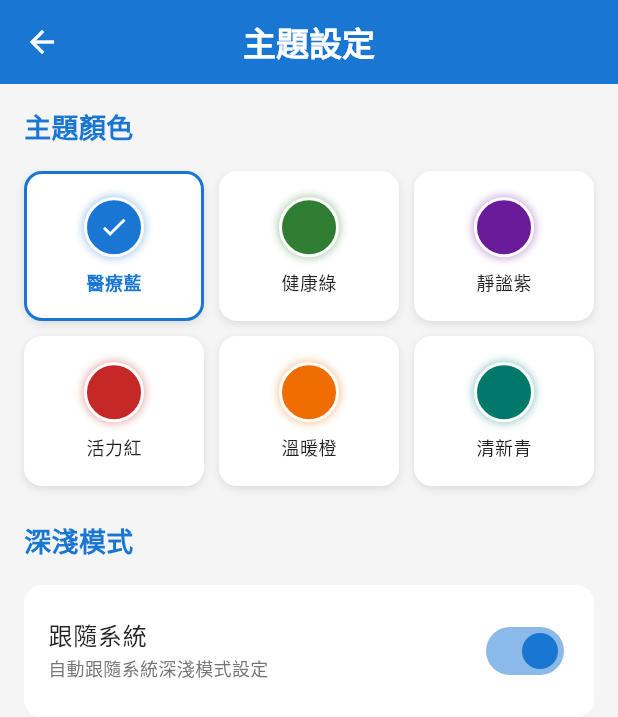
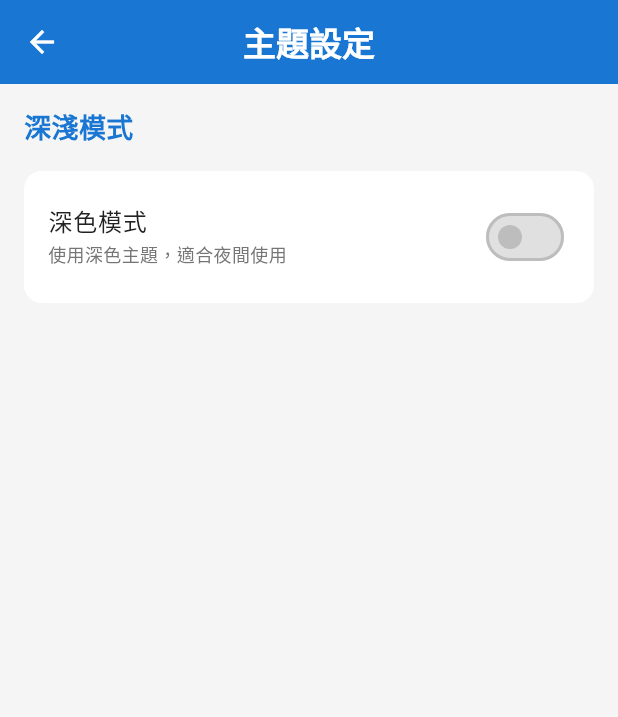
Before and after one commit to firstfu/blood_pressure_app, a Flutter app: the ProfilePage screen opened directly, after a tap on "主題設定", on a phone screen of 412 x 824 dp. Shown: the top 717 px of the screen. Run offline on Flutter 3.47's test engine with Material 3 defaults, Android fonts, the phone set to English and light mode, and no system bars; our stand-ins replace csv, fl_chart, image_picker, in_app_review, package_info_plus, pdf and 2 more; missing offline and left inert: app_settings, excel; accounts and stored records are empty.

Commit message:
調整主題提供者以移除不必要的主題顏色設定，簡化主題模式的管理邏輯，並更新各頁面 AppBar 的顏色設定，以提升應用的一致性與可維護性。

```diff
--- a/lib/views/my/about_app/about_app_page.dart
+++ b/lib/views/my/about_app/about_app_page.dart
@@ -56,7 +56,7 @@ class _AboutAppPageState extends State<AboutAppPage> {
         title: Text(context.tr('關於應用')),
         centerTitle: true,
         backgroundColor: theme.brightness == Brightness.dark ? const Color(0xFF121212) : theme.appBarTheme.backgroundColor,
-        foregroundColor: theme.appBarTheme.foregroundColor,
+        foregroundColor: Colors.white,
         elevation: 0,
       ),
       body: Container(
--- a/lib/views/my/help_feedback/help_feedback_page.dart
+++ b/lib/views/my/help_feedback/help_feedback_page.dart
@@ -61,8 +61,8 @@ class _HelpFeedbackPageState extends State<HelpFeedbackPage> {
       appBar: AppBar(
         title: Text(context.tr('幫助與反饋')),
         centerTitle: true,
-        backgroundColor: theme.brightness == Brightness.dark ? const Color(0xFF121212) : theme.appBarTheme.backgroundColor,
-        foregroundColor: theme.appBarTheme.foregroundColor,
+        backgroundColor: theme.brightness == Brightness.dark ? const Color(0xFF121212) : theme.primaryColor,
+        foregroundColor: Colors.white,
         elevation: 0,
       ),
       body: Container(
--- a/lib/views/my/privacy_policy/privacy_policy_page.dart
+++ b/lib/views/my/privacy_policy/privacy_policy_page.dart
@@ -16,10 +16,10 @@ class PrivacyPolicyPage extends StatelessWidget {
     final theme = Theme.of(context);
     return Scaffold(
       appBar: AppBar(
-        title: Text(context.tr('Privacy Policy')),
+        title: Text(context.tr('隱私政策')),
         centerTitle: true,
         backgroundColor: theme.brightness == Brightness.dark ? const Color(0xFF121212) : theme.appBarTheme.backgroundColor,
-        foregroundColor: theme.appBarTheme.foregroundColor,
+        foregroundColor: Colors.white,
         elevation: 0,
       ),
       body: Container(
--- a/lib/views/my/privacy_settings/privacy_settings_page.dart
+++ b/lib/views/my/privacy_settings/privacy_settings_page.dart
@@ -59,7 +59,7 @@ class _PrivacySettingsPageState extends State<PrivacySettingsPage> {
         title: Text(context.tr('隱私偏好')),
         centerTitle: true,
         backgroundColor: theme.brightness == Brightness.dark ? const Color(0xFF121212) : theme.appBarTheme.backgroundColor,
-        foregroundColor: theme.appBarTheme.foregroundColor,
+        foregroundColor: Colors.white,
         elevation: 0,
       ),
       body: Container(
--- a/lib/views/my/profile/profile_page.dart
+++ b/lib/views/my/profile/profile_page.dart
@@ -92,7 +92,7 @@ class _ProfilePageState extends State<ProfilePage> {
         title: Text(context.tr('我的')),
         centerTitle: true,
         backgroundColor: theme.brightness == Brightness.dark ? const Color(0xFF121212) : theme.appBarTheme.backgroundColor,
-        foregroundColor: theme.appBarTheme.foregroundColor,
+        foregroundColor: Colors.white,
       ),
       body:
           _isLoading
--- a/lib/views/my/terms_of_use/terms_of_use_page.dart
+++ b/lib/views/my/terms_of_use/terms_of_use_page.dart
@@ -16,10 +16,10 @@ class TermsOfUsePage extends StatelessWidget {
     final theme = Theme.of(context);
     return Scaffold(
       appBar: AppBar(
-        title: Text(context.tr('Terms of Use')),
+        title: Text(context.tr('使用條款')),
         centerTitle: true,
         backgroundColor: theme.brightness == Brightness.dark ? const Color(0xFF121212) : theme.appBarTheme.backgroundColor,
-        foregroundColor: theme.appBarTheme.foregroundColor,
+        foregroundColor: Colors.white,
         elevation: 0,
       ),
       body: Container(
--- a/lib/views/my/theme_settings/theme_settings_page.dart
+++ b/lib/views/my/theme_settings/theme_settings_page.dart
@@ -34,18 +34,17 @@ class _ThemeSettingsPageState extends State<ThemeSettingsPage> {
     // 獲取主題提供者
     final themeProvider = Provider.of<ThemeProvider>(context);
     final theme = Theme.of(context);
+    final isDarkMode = theme.brightness == Brightness.dark;
 
     // 獲取當前主題設定
-    final String selectedThemeColor = themeProvider.themeColor;
     final bool useDarkMode = themeProvider.useDarkMode;
-    final bool useSystemTheme = themeProvider.useSystemTheme;
 
     return Scaffold(
       appBar: AppBar(
         title: Text(context.tr('主題設定')),
         centerTitle: true,
-        backgroundColor: theme.brightness == Brightness.dark ? const Color(0xFF121212) : theme.primaryColor,
-        foregroundColor: theme.colorScheme.onPrimary,
+        backgroundColor: isDarkMode ? const Color(0xFF121212) : theme.primaryColor,
+        foregroundColor: Colors.white,
         elevation: 0,
       ),
       body: Container(
@@ -55,17 +54,15 @@ class _ThemeSettingsPageState extends State<ThemeSettingsPage> {
           child: Column(
             crossAxisAlignment: CrossAxisAlignment.start,
             children: [
-              // 主題顏色選擇
-              _buildSectionTitle(context.tr('主題顏色')),
-              _buildThemeColorGrid(context, selectedThemeColor, themeProvider),
-
-              const SizedBox(height: 24),
-
               // 深淺模式設定
-              _buildSectionTitle(context.tr('深淺模式')),
-              _buildSwitchItem(context.tr('跟隨系統'), context.tr('自動跟隨系統深淺模式設定'), useSystemTheme, (value) => themeProvider.setUseSystemTheme(value)),
-              if (!useSystemTheme)
-                _buildSwitchItem(context.tr('深色模式'), context.tr('使用深色主題，適合夜間使用'), useDarkMode, (value) => themeProvider.setUseDarkMode(value)),
+              _buildSectionTitle(context.tr('深淺模式'), isDarkMode),
+              _buildSwitchItem(
+                context.tr('深色模式'),
+                context.tr('使用深色主題，適合夜間使用'),
+                useDarkMode,
+                (value) => themeProvider.setUseDarkMode(value),
+                isDarkMode,
+              ),
 
               const SizedBox(height: 24),
             ],
@@ -76,20 +73,22 @@ class _ThemeSettingsPageState extends State<ThemeSettingsPage> {
   }
 
   /// 構建章節標題
-  Widget _buildSectionTitle(String title) {
+  Widget _buildSectionTitle(String title, bool isDarkMode) {
     final theme = Theme.of(context);
-    final themeColor = theme.primaryColor;
+    final textColor = isDarkMode ? Colors.white : theme.primaryColor;
 
     return Padding(
       padding: const EdgeInsets.only(bottom: 16),
-      child: Text(title, style: TextStyle(fontSize: 18, fontWeight: FontWeight.bold, color: themeColor)),
+      child: Text(title, style: TextStyle(fontSize: 18, fontWeight: FontWeight.bold, color: textColor)),
     );
   }
 
   /// 構建開關設定項
-  Widget _buildSwitchItem(String title, String subtitle, bool value, Function(bool) onChanged) {
+  Widget _buildSwitchItem(String title, String subtitle, bool value, Function(bool) onChanged, bool isDarkMode) {
     final theme = Theme.of(context);
     final themeColor = theme.primaryColor;
+    final titleColor = isDarkMode ? Colors.white : theme.textTheme.titleMedium?.color;
+    final subtitleColor = isDarkMode ? Colors.white70 : theme.textTheme.bodySmall?.color;
 
     return Card(
       elevation: 0,
@@ -97,8 +96,8 @@ class _ThemeSettingsPageState extends State<ThemeSettingsPage> {
       shape: RoundedRectangleBorder(borderRadius: BorderRadius.circular(12)),
       margin: const EdgeInsets.only(bottom: 8),
       child: SwitchListTile(
-        title: Text(title, style: TextStyle(color: theme.textTheme.titleMedium?.color)),
-        subtitle: Text(subtitle, style: TextStyle(fontSize: 12, color: theme.textTheme.bodySmall?.color)),
+        title: Text(title, style: TextStyle(color: titleColor)),
+        subtitle: Text(subtitle, style: TextStyle(fontSize: 12, color: subtitleColor)),
         value: value,
         onChanged: onChanged,
         activeColor: themeColor,
@@ -110,6 +109,7 @@ class _ThemeSettingsPageState extends State<ThemeSettingsPage> {
   /// 構建主題顏色網格
   Widget _buildThemeColorGrid(BuildContext context, String selectedThemeColor, ThemeProvider themeProvider) {
     final theme = Theme.of(context);
+    final isDarkMode = theme.brightness == Brightness.dark;
 
     return GridView.builder(
       shrinkWrap: true,
@@ -124,10 +124,11 @@ class _ThemeSettingsPageState extends State<ThemeSettingsPage> {
       itemBuilder: (context, index) {
         final themeColor = _themeColors[index];
         final isSelected = selectedThemeColor == themeColor['name'];
+        final textColor = isDarkMode ? Colors.white : (isSelected ? themeColor['color'] : theme.textTheme.bodyMedium?.color);
 
         return GestureDetector(
           onTap: () {
-            themeProvider.setThemeColor(themeColor['name']);
+            // 已移除此功能，但保留代碼結構
           },
           child: Container(
             decoration: BoxDecoration(
@@ -148,16 +149,12 @@ class _ThemeSettingsPageState extends State<ThemeSettingsPage> {
                     border: Border.all(color: theme.cardColor, width: 2),
                     boxShadow: [BoxShadow(color: themeColor['color'].withAlpha(100), blurRadius: 4, spreadRadius: 1)],
                   ),
-                  child: isSelected ? Icon(Icons.check, color: theme.colorScheme.onPrimary, size: 20) : null,
+                  child: isSelected ? Icon(Icons.check, color: Colors.white, size: 20) : null,
                 ),
                 const SizedBox(height: 8),
                 Text(
                   context.tr(themeColor['displayName']),
-                  style: TextStyle(
-                    fontSize: 12,
-                    fontWeight: isSelected ? FontWeight.bold : FontWeight.normal,
-                    color: isSelected ? themeColor['color'] : theme.textTheme.bodyMedium?.color,
-                  ),
+                  style: TextStyle(fontSize: 12, fontWeight: isSelected ? FontWeight.bold : FontWeight.normal, color: textColor),
                 ),
               ],
             ),
```
Also changed, not shown: lib/providers/theme_provider.dart (+5 -71 lines), lib/views/home/widgets/greeting_header.dart (+2 -5 lines), lib/views/my/edit_profile/edit_profile_page.dart (+5 -5 lines).
